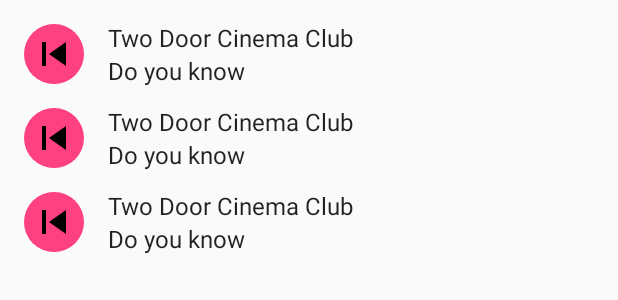
After one commit to mlykotom/mul-player, an Android app: the layout fragment_songs_list.xml on its own in the app's theme, with its tools: preview values and no code run, on a phone screen of 412 x 824 dp. The commit adds this screen. Shown: the top 300 px of the screen. Run offline under Robolectric (Android 15) with nearby library versions, the phone set to English and light mode, and no system bars.

Commit message:
Added song list fragment (temporary)

```diff
--- a/app/src/main/java/cz/vutbr/fit/mulplayer/model/AudioService.java
+++ b/app/src/main/java/cz/vutbr/fit/mulplayer/model/AudioService.java
@@ -144,12 +144,14 @@
 	 */
 	@Override
 	public void onLoadComplete(Loader<Cursor> loader, Cursor cursor) {
+		DataRepository rep = DataRepository.getInstance();
 		while (cursor.moveToNext()) {
 			String artist = cursor.getString(1);
 			String title = cursor.getString(2);
 			String data = cursor.getString(3);
 			int duration = cursor.getInt(5);
 			Song song = new Song(artist, title, duration, data);
+			rep.mSongList.add(song); // TODO DIFFERENT WAY !!!!!!!!!!!!!
 			mSongList.add(song);
 		}
 	}
--- a/app/src/main/java/cz/vutbr/fit/mulplayer/mvp/main/MainActivity.java
+++ b/app/src/main/java/cz/vutbr/fit/mulplayer/mvp/main/MainActivity.java
@@ -9,6 +9,7 @@
 import cz.vutbr.fit.mulplayer.model.AudioService;
 import cz.vutbr.fit.mulplayer.R;
 import cz.vutbr.fit.mulplayer.mvp.BaseActivity;
+import cz.vutbr.fit.mulplayer.mvp.songs_list.SongsListFragment;
 import cz.vutbr.fit.mulplayer.view.adapter.BaseFragmentPagerAdapter;
 import cz.vutbr.fit.mulplayer.mvp.player.PlayerFragment;
 
@@ -19,6 +20,7 @@
 	@Bind(R.id.tabs) TabLayout mTabLayout;
 
 	PlayerFragment mPlayerFragment;
+	SongsListFragment mSongsListFragment;
 
 	@Override
 	protected void onCreate(Bundle savedInstanceState) {
@@ -34,6 +36,9 @@
 		mPlayerFragment = PlayerFragment.newInstance();
 		mBaseFragmentPagerAdapter.addFragment(mPlayerFragment, "Now playing");
 
+		mSongsListFragment = SongsListFragment.newInstance();
+		mBaseFragmentPagerAdapter.addFragment(mSongsListFragment, "Songs");
+
 		// Set up the ViewPager with the sections adapter.
 		mViewPager.setAdapter(mBaseFragmentPagerAdapter);
 		mTabLayout.setupWithViewPager(mViewPager);
--- /dev/null
+++ b/app/src/main/res/layout/fragment_songs_list.xml
@@ -0,0 +1,14 @@
+<?xml version="1.0" encoding="utf-8"?>
+<android.support.v7.widget.RecyclerView
+    xmlns:android="http://schemas.android.com/apk/res/android"
+    xmlns:app="http://schemas.android.com/apk/res-auto"
+    xmlns:tools="http://schemas.android.com/tools"
+    android:id="@+id/songs_list"
+    android:name="cz.vutbr.fit.mulplayer.mvp.songs_list.SongsListFragment"
+    android:layout_width="match_parent"
+    android:layout_height="match_parent"
+    android:layout_marginTop="8dp"
+    app:layoutManager="LinearLayoutManager"
+    tools:context="cz.vutbr.fit.mulplayer.mvp.songs_list.SongsListFragment"
+    tools:listitem="@layout/item_list_song"
+    />
--- /dev/null
+++ b/app/src/main/res/layout/item_list_song.xml
@@ -0,0 +1,46 @@
+<?xml version="1.0" encoding="utf-8"?>
+<RelativeLayout
+    xmlns:android="http://schemas.android.com/apk/res/android"
+    xmlns:tools="http://schemas.android.com/tools"
+    android:layout_width="wrap_content"
+    android:layout_height="56dp"
+    >
+
+    <ImageView
+        android:id="@+id/item_icon"
+        android:layout_width="40dp"
+        android:layout_height="40dp"
+        android:layout_centerVertical="true"
+        android:layout_marginLeft="16dp"
+        android:layout_marginStart="16dp"
+        android:background="@drawable/oval_accent"
+        android:padding="4dp"
+        android:src="@drawable/ic_skip_previous_black_24dp"
+        />
+
+    <TextView
+        android:id="@+id/item_title"
+        android:layout_width="wrap_content"
+        android:layout_height="wrap_content"
+        android:layout_alignTop="@id/item_icon"
+        android:layout_marginLeft="16dp"
+        android:layout_marginStart="16dp"
+        android:layout_marginTop="-2dp"
+        android:layout_toEndOf="@+id/item_icon"
+        android:layout_toRightOf="@+id/item_icon"
+        android:singleLine="true"
+        android:textAppearance="@style/TextAppearance.AppCompat.Subhead"
+        tools:text="Two Door Cinema Club"
+        />
+
+    <TextView
+        android:id="@+id/item_subtitle"
+        android:layout_width="wrap_content"
+        android:layout_height="wrap_content"
+        android:layout_alignLeft="@id/item_title"
+        android:layout_alignStart="@id/item_title"
+        android:layout_below="@id/item_title"
+        android:textAppearance="?attr/textAppearanceListItem"
+        tools:text="Do you know"
+        />
+</RelativeLayout>
```
Also changed, not shown: app/src/main/java/cz/vutbr/fit/mulplayer/model/DataRepository.java (added, +24 -0 lines), app/src/main/java/cz/vutbr/fit/mulplayer/mvp/songs_list/SongsListAdapter.java (added, +108 -0 lines), app/src/main/java/cz/vutbr/fit/mulplayer/mvp/songs_list/SongsListFragment.java (+58 -1 lines), app/src/main/java/cz/vutbr/fit/mulplayer/mvp/songs_list/SongsListPresenter.java (added, +21 -0 lines), app/src/main/java/cz/vutbr/fit/mulplayer/view/adapter/SongAdapter.java (deleted, +0 -30 lines), app/src/main/res/layout/fragment_song.xml (deleted, +0 -20 lines), app/src/main/res/layout/fragment_song_list.xml (deleted, +0 -13 lines).
